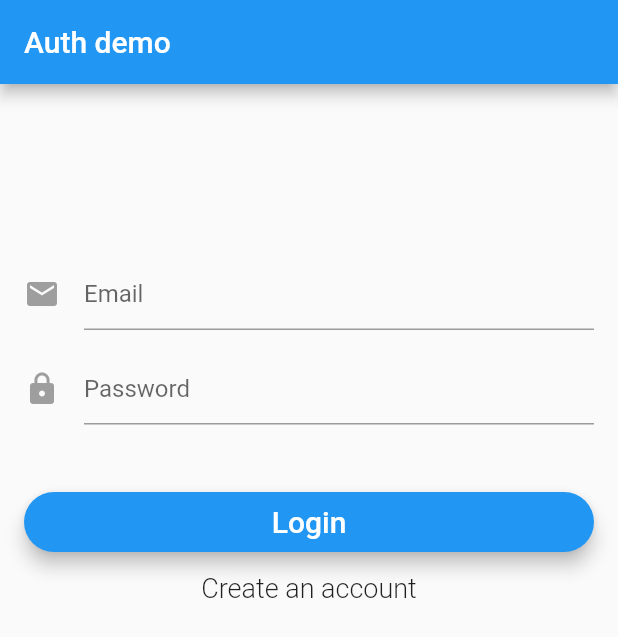
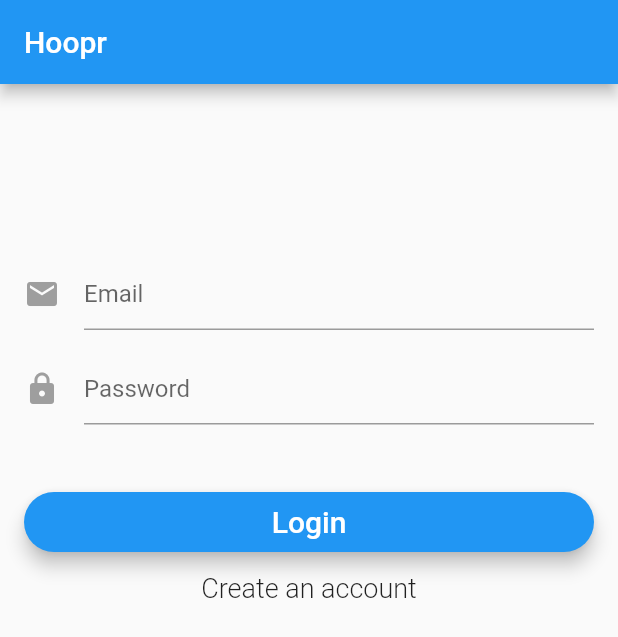
Before and after one commit to HooprApp/Backend, a Flutter app: the screen it shows after launch, on a phone screen of 412 x 824 dp. Shown: the top 637 px of the screen. Run offline on Flutter 3.47's test engine with Material 2 defaults, Android fonts, the phone set to English and light mode, and no system bars; our stand-ins replace firebase_auth, firebase_database; accounts and stored records are empty.

Commit message:
Change titles to 'hoopr'

```diff
--- a/lib/main.dart
+++ b/lib/main.dart
@@ -10,7 +10,7 @@ class MyApp extends StatelessWidget {
   @override
   Widget build(BuildContext context) {
     return new MaterialApp(
-        title: 'Auth demo',
+        title: 'Hoopr',
         debugShowCheckedModeBanner: false,
         theme: new ThemeData(
           primarySwatch: Colors.blue,
--- a/lib/pages/home_page.dart
+++ b/lib/pages/home_page.dart
@@ -249,7 +249,7 @@ class _HomePageState extends State<HomePage> {
   Widget build(BuildContext context) {
     return new Scaffold(
         appBar: new AppBar(
-          title: new Text('Auth demo'),
+          title: new Text('Hoopr'),
           actions: <Widget>[
             new FlatButton(
                 child: new Text('Logout',
--- a/lib/pages/login_signup_page.dart
+++ b/lib/pages/login_signup_page.dart
@@ -95,7 +95,7 @@ class _LoginSignupPageState extends State<LoginSignupPage> {
   Widget build(BuildContext context) {
     return new Scaffold(
         appBar: new AppBar(
-          title: new Text('Auth demo'),
+          title: new Text('Hoopr'),
         ),
         body: Stack(
           children: <Widget>[
```
